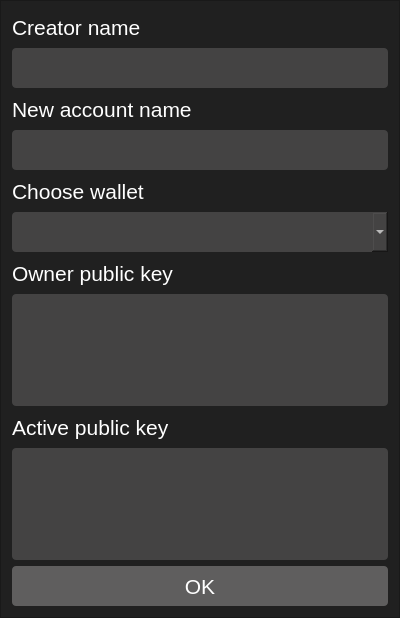
Above: src/account/createaccountframe.ui from OracleChain/EOSDevHelper before the change. Below: the same form after it.
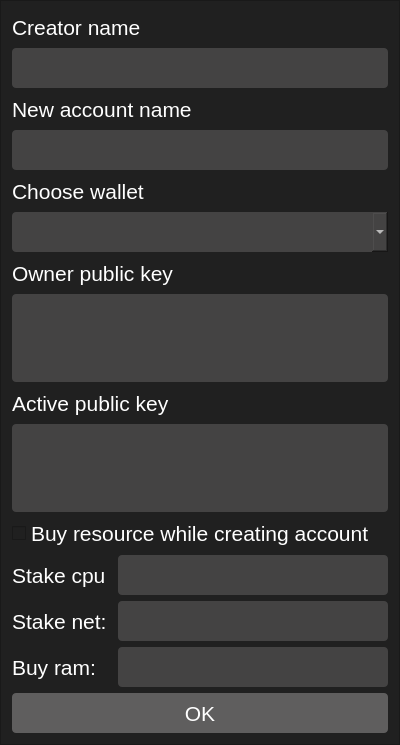
That is the form after the change.

Commit message: add buy resource ui for create account.

The edit to the form file:
```diff
--- a/src/account/createaccountframe.ui
+++ b/src/account/createaccountframe.ui
@@ -7,19 +7,19 @@
     <x>0</x>
     <y>0</y>
     <width>400</width>
-    <height>618</height>
+    <height>745</height>
    </rect>
   </property>
   <property name="minimumSize">
    <size>
     <width>400</width>
-    <height>618</height>
+    <height>745</height>
    </size>
   </property>
   <property name="maximumSize">
    <size>
     <width>400</width>
-    <height>618</height>
+    <height>745</height>
    </size>
   </property>
   <property name="windowTitle">
@@ -215,6 +215,13 @@
      <property name="readOnly">
       <bool>false</bool>
      </property>
+     <property name="html">
+      <string>&lt;!DOCTYPE HTML PUBLIC &quot;-//W3C//DTD HTML 4.0//EN&quot; &quot;http://www.w3.org/TR/REC-html40/strict.dtd&quot;&gt;
+&lt;html&gt;&lt;head&gt;&lt;meta name=&quot;qrichtext&quot; content=&quot;1&quot; /&gt;&lt;style type=&quot;text/css&quot;&gt;
+p, li { white-space: pre-wrap; }
+&lt;/style&gt;&lt;/head&gt;&lt;body style=&quot; font-family:'Arial'; font-size:14pt; font-weight:400; font-style:normal;&quot;&gt;
+&lt;p style=&quot;-qt-paragraph-type:empty; margin-top:0px; margin-bottom:0px; margin-left:0px; margin-right:0px; -qt-block-indent:0; text-indent:0px;&quot;&gt;&lt;br /&gt;&lt;/p&gt;&lt;/body&gt;&lt;/html&gt;</string>
+     </property>
     </widget>
    </item>
    <item>
@@ -255,6 +262,166 @@
      </property>
     </widget>
    </item>
+   <item>
+    <widget class="QCheckBox" name="checkBoxPractical">
+     <property name="font">
+      <font>
+       <family>Arial</family>
+       <pointsize>16</pointsize>
+      </font>
+     </property>
+     <property name="styleSheet">
+      <string notr="true">color: rgb(255, 255, 255);</string>
+     </property>
+     <property name="text">
+      <string>Buy resource while creating account</string>
+     </property>
+    </widget>
+   </item>
+   <item>
+    <layout class="QHBoxLayout" name="horizontalLayout">
+     <item>
+      <widget class="QLabel" name="label_6">
+       <property name="minimumSize">
+        <size>
+         <width>100</width>
+         <height>40</height>
+        </size>
+       </property>
+       <property name="font">
+        <font>
+         <family>Arial</family>
+         <pointsize>16</pointsize>
+        </font>
+       </property>
+       <property name="styleSheet">
+        <string notr="true">background-color: rgb(32, 32, 32);
+color: rgb(255, 255, 255);</string>
+       </property>
+       <property name="text">
+        <string>Stake cpu</string>
+       </property>
+      </widget>
+     </item>
+     <item>
+      <widget class="QLineEdit" name="lineEditCPU">
+       <property name="minimumSize">
+        <size>
+         <width>0</width>
+         <height>40</height>
+        </size>
+       </property>
+       <property name="font">
+        <font>
+         <family>Arial</family>
+         <pointsize>14</pointsize>
+        </font>
+       </property>
+       <property name="styleSheet">
+        <string notr="true">background-color: rgb(68, 67, 67);
+color: rgb(255, 255, 255);
+border-radius: 4px;</string>
+       </property>
+      </widget>
+     </item>
+    </layout>
+   </item>
+   <item>
+    <layout class="QHBoxLayout" name="horizontalLayout_2">
+     <item>
+      <widget class="QLabel" name="label_7">
+       <property name="minimumSize">
+        <size>
+         <width>100</width>
+         <height>40</height>
+        </size>
+       </property>
+       <property name="font">
+        <font>
+         <family>Arial</family>
+         <pointsize>16</pointsize>
+        </font>
+       </property>
+       <property name="styleSheet">
+        <string notr="true">background-color: rgb(32, 32, 32);
+color: rgb(255, 255, 255);</string>
+       </property>
+       <property name="text">
+        <string>Stake net:</string>
+       </property>
+      </widget>
+     </item>
+     <item>
+      <widget class="QLineEdit" name="lineEditNET">
+       <property name="minimumSize">
+        <size>
+         <width>0</width>
+         <height>40</height>
+        </size>
+       </property>
+       <property name="font">
+        <font>
+         <family>Arial</family>
+         <pointsize>14</pointsize>
+        </font>
+       </property>
+       <property name="styleSheet">
+        <string notr="true">background-color: rgb(68, 67, 67);
+color: rgb(255, 255, 255);
+border-radius: 4px;</string>
+       </property>
+      </widget>
+     </item>
+    </layout>
+   </item>
+   <item>
+    <layout class="QHBoxLayout" name="horizontalLayout_3">
+     <item>
+      <widget class="QLabel" name="label_8">
+       <property name="minimumSize">
+        <size>
+         <width>100</width>
+         <height>40</height>
+        </size>
+       </property>
+       <property name="font">
+        <font>
+         <family>Arial</family>
+         <pointsize>16</pointsize>
+        </font>
+       </property>
+       <property name="styleSheet">
+        <string notr="true">background-color: rgb(32, 32, 32);
+color: rgb(255, 255, 255);</string>
+       </property>
+       <property name="text">
+        <string>Buy ram:</string>
+       </property>
+      </widget>
+     </item>
+     <item>
+      <widget class="QLineEdit" name="lineEditRAM">
+       <property name="minimumSize">
+        <size>
+         <width>0</width>
+         <height>40</height>
+        </size>
+       </property>
+       <property name="font">
+        <font>
+         <family>Arial</family>
+         <pointsize>14</pointsize>
+        </font>
+       </property>
+       <property name="styleSheet">
+        <string notr="true">background-color: rgb(68, 67, 67);
+color: rgb(255, 255, 255);
+border-radius: 4px;</string>
+       </property>
+      </widget>
+     </item>
+    </layout>
+   </item>
    <item>
     <widget class="QPushButton" name="pushButtonOk">
      <property name="minimumSize">
```
The commit also changes 2 other files.
